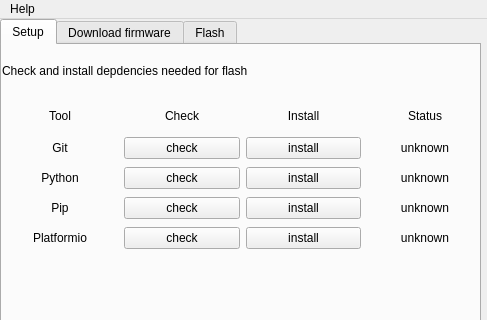
Old version of the form src/main.ui in the repository One-Green/iot-flash-config-tool; both pictures show x 0 to 487 and y 0 to 320 of the 487 by 507 pixel window.
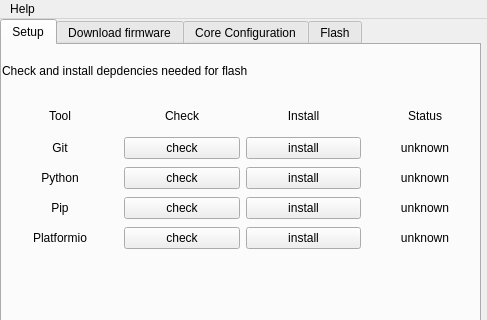
New version of the form. The open tabs and pages were chosen to show the change.

Commit message: feat(main ui): add core configuration

The edit to the form file:
```diff
--- a/src/main.ui
+++ b/src/main.ui
@@ -403,6 +403,11 @@
      </widget>
     </widget>
     <widget class="QWidget" name="tab_2">
+     <attribute name="title">
+      <string>Core Configuration</string>
+     </attribute>
+    </widget>
+    <widget class="QWidget" name="tab_4">
      <attribute name="title">
       <string>Flash</string>
      </attribute>
```
Left out of the diff: 4 changed lines with no effect on the pictures. The commit also changes 1 other file.
